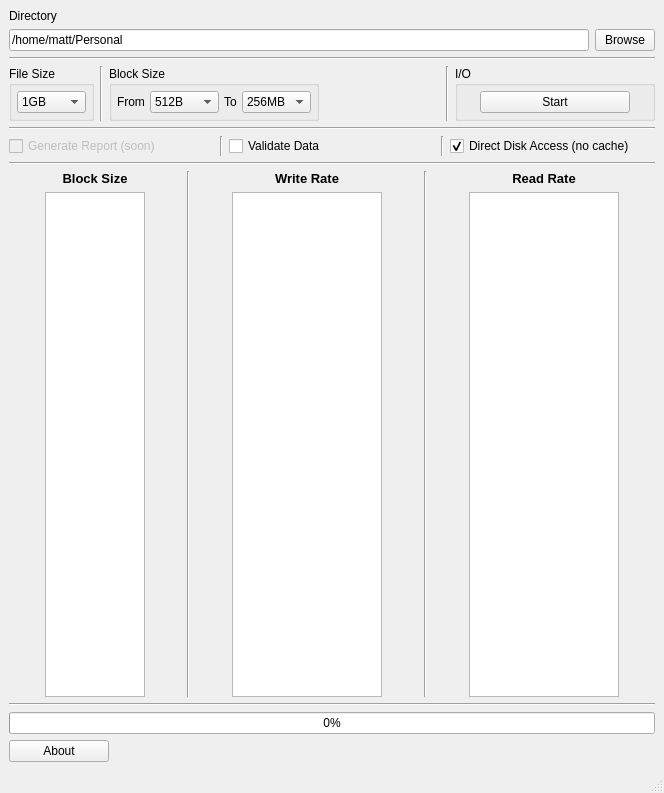
Above: mainwindow.ui from mathieeo/rateCheck before the change. Below: the same form after it.
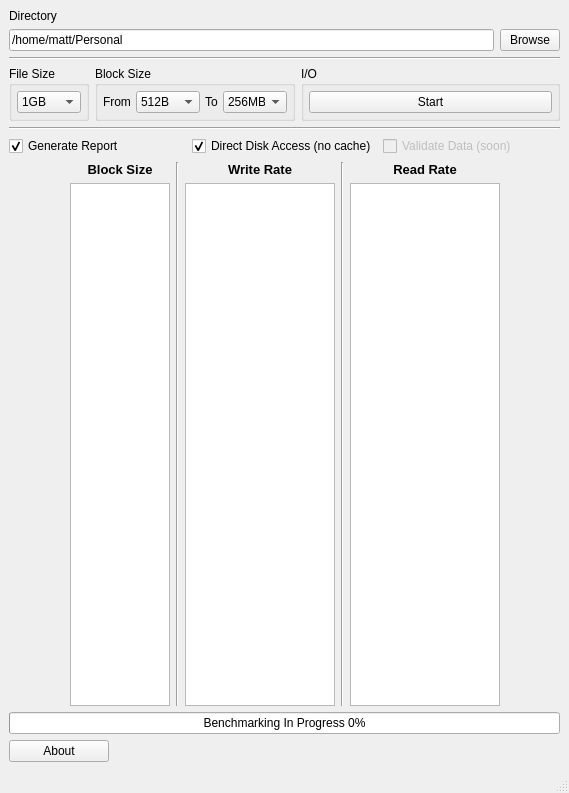
That is the form after the change.

The edit to the form file:
```diff
--- a/mainwindow.ui
+++ b/mainwindow.ui
@@ -6,7 +6,7 @@
    <rect>
     <x>0</x>
     <y>0</y>
-    <width>664</width>
+    <width>569</width>
     <height>793</height>
    </rect>
   </property>
@@ -21,6 +21,83 @@
   </property>
   <widget class="QWidget" name="centralwidget">
    <layout class="QGridLayout" name="gridLayout_2">
+    <item row="2" column="0">
+     <layout class="QHBoxLayout" name="horizontalLayout_5">
+      <item>
+       <widget class="QCheckBox" name="reportCheckBox">
+        <property name="enabled">
+         <bool>true</bool>
+        </property>
+        <property name="text">
+         <string>Generate Report</string>
+        </property>
+        <property name="checked">
+         <bool>true</bool>
+        </property>
+       </widget>
+      </item>
+      <item>
+       <widget class="QCheckBox" name="directModeCheckBox">
+        <property name="text">
+         <string>Direct Disk Access (no cache)</string>
+        </property>
+        <property name="checked">
+         <bool>true</bool>
+        </property>
+       </widget>
+      </item>
+      <item>
+       <widget class="QCheckBox" name="ValidateDataCheck">
+        <property name="enabled">
+         <bool>false</bool>
+        </property>
+        <property name="text">
+         <string>Validate Data (soon)</string>
+        </property>
+       </widget>
+      </item>
+     </layout>
+    </item>
+    <item row="4" column="0">
+     <widget class="QProgressBar" name="progressBar">
+      <property name="value">
+       <number>0</number>
+      </property>
+      <property name="format">
+       <string>Benchmarking In Progress %p%</string>
+      </property>
+     </widget>
+    </item>
+    <item row="5" column="0">
+     <layout class="QHBoxLayout" name="horizontalLayout_6">
+      <item>
+       <widget class="QPushButton" name="AboutBtn">
+        <property name="maximumSize">
+         <size>
+          <width>100</width>
+          <height>16777215</height>
+         </size>
+        </property>
+        <property name="text">
+         <string>About</string>
+        </property>
+       </widget>
+      </item>
+      <item>
+       <widget class="QLabel" name="infoLabel">
+        <property name="layoutDirection">
+         <enum>Qt::RightToLeft</enum>
+        </property>
+        <property name="text">
+         <string/>
+        </property>
+        <property name="alignment">
+         <set>Qt::AlignRight|Qt::AlignTrailing|Qt::AlignVCenter</set>
+        </property>
+       </widget>
+      </item>
+     </layout>
+    </item>
     <item row="0" column="0">
      <layout class="QVBoxLayout" name="verticalLayout_2">
       <item>
@@ -46,7 +123,7 @@
              <string>/home/matt/Personal</string>
             </property>
             <property name="readOnly">
-             <bool>true</bool>
+             <bool>false</bool>
             </property>
            </widget>
           </item>
@@ -92,7 +169,7 @@
          <widget class="QGroupBox" name="groupBox_3">
           <property name="maximumSize">
            <size>
-            <width>100</width>
+            <width>80</width>
             <height>16777215</height>
            </size>
           </property>
@@ -189,15 +266,14 @@
           </layout>
          </widget>
         </item>
-        <item>
-         <widget class="Line" name="line_10">
-          <property name="orientation">
-           <enum>Qt::Vertical</enum>
-          </property>
-         </widget>
-        </item>
         <item>
          <widget class="QGroupBox" name="groupBox">
+          <property name="maximumSize">
+           <size>
+            <width>200</width>
+            <height>16777215</height>
+           </size>
+          </property>
           <property name="title">
            <string>Block Size</string>
           </property>
@@ -457,31 +533,11 @@
           </layout>
          </widget>
         </item>
-        <item>
-         <spacer name="horizontalSpacer">
-          <property name="orientation">
-           <enum>Qt::Horizontal</enum>
-          </property>
-          <property name="sizeHint" stdset="0">
-           <size>
-            <width>40</width>
-            <height>20</height>
-           </size>
-          </property>
-         </spacer>
-        </item>
-        <item>
-         <widget class="Line" name="line_9">
-          <property name="orientation">
-           <enum>Qt::Vertical</enum>
-          </property>
-         </widget>
-        </item>
         <item>
          <widget class="QGroupBox" name="groupBox_2">
           <property name="minimumSize">
            <size>
-            <width>200</width>
+            <width>0</width>
             <height>0</height>
            </size>
           </property>
@@ -508,13 +564,13 @@
             <widget class="QPushButton" name="StartBtn">
              <property name="minimumSize">
               <size>
-               <width>150</width>
+               <width>0</width>
                <height>0</height>
               </size>
              </property>
              <property name="maximumSize">
               <size>
-               <width>100</width>
+               <width>16777215</width>
                <height>16777215</height>
               </size>
              </property>
@@ -530,67 +586,21 @@
       </item>
      </layout>
     </item>
-    <item row="1" column="0">
-     <widget class="Line" name="line_5">
-      <property name="orientation">
-       <enum>Qt::Horizontal</enum>
-      </property>
-     </widget>
-    </item>
-    <item row="2" column="0">
-     <layout class="QHBoxLayout" name="horizontalLayout_5">
-      <item>
-       <widget class="QCheckBox" name="reportCheckBox">
-        <property name="enabled">
-         <bool>false</bool>
-        </property>
-        <property name="text">
-         <string>Generate Report (soon)</string>
-        </property>
-       </widget>
-      </item>
-      <item>
-       <widget class="Line" name="line_7">
-        <property name="orientation">
-         <enum>Qt::Vertical</enum>
-        </property>
-       </widget>
-      </item>
-      <item>
-       <widget class="QCheckBox" name="ValidateDataCheck">
-        <property name="text">
-         <string>Validate Data</string>
-        </property>
-       </widget>
-      </item>
-      <item>
-       <widget class="Line" name="line_8">
-        <property name="orientation">
-         <enum>Qt::Vertical</enum>
-        </property>
-       </widget>
-      </item>
-      <item>
-       <widget class="QCheckBox" name="directModeCheckBox">
-        <property name="text">
-         <string>Direct Disk Access (no cache)</string>
-        </property>
-        <property name="checked">
-         <bool>true</bool>
-        </property>
-       </widget>
-      </item>
-     </layout>
-    </item>
     <item row="3" column="0">
-     <widget class="Line" name="line_3">
-      <property name="orientation">
-       <enum>Qt::Horizontal</enum>
-      </property>
-     </widget>
-    </item>
-    <item row="4" column="0">
      <layout class="QHBoxLayout" name="horizontalLayout_2">
+      <item>
+       <spacer name="horizontalSpacer_3">
+        <property name="orientation">
+         <enum>Qt::Horizontal</enum>
+        </property>
+        <property name="sizeHint" stdset="0">
+         <size>
+          <width>40</width>
+          <height>20</height>
+         </size>
+        </property>
+       </spacer>
+      </item>
       <item>
        <layout class="QVBoxLayout" name="verticalLayout_5">
         <item>
@@ -743,52 +753,28 @@
         </item>
        </layout>
       </item>
-     </layout>
-    </item>
-    <item row="5" column="0">
-     <widget class="Line" name="line_6">
-      <property name="orientation">
-       <enum>Qt::Horizontal</enum>
-      </property>
-     </widget>
-    </item>
-    <item row="6" column="0">
-     <widget class="QProgressBar" name="progressBar">
-      <property name="value">
-       <number>0</number>
-      </property>
-     </widget>
-    </item>
-    <item row="7" column="0">
-     <layout class="QHBoxLayout" name="horizontalLayout_6">
       <item>
-       <widget class="QPushButton" name="AboutBtn">
-        <property name="maximumSize">
+       <spacer name="horizontalSpacer_2">
+        <property name="orientation">
+         <enum>Qt::Horizontal</enum>
+        </property>
+        <property name="sizeHint" stdset="0">
          <size>
-          <width>100</width>
-          <height>16777215</height>
+          <width>40</width>
+          <height>20</height>
          </size>
         </property>
-        <property name="text">
-         <string>About</string>
-        </property>
-       </widget>
-      </item>
-      <item>
-       <widget class="QLabel" name="infoLabel">
-        <property name="layoutDirection">
-         <enum>Qt::RightToLeft</enum>
-        </property>
-        <property name="text">
-         <string/>
-        </property>
-        <property name="alignment">
-         <set>Qt::AlignRight|Qt::AlignTrailing|Qt::AlignVCenter</set>
-        </property>
-       </widget>
+       </spacer>
       </item>
      </layout>
     </item>
+    <item row="1" column="0">
+     <widget class="Line" name="line_5">
+      <property name="orientation">
+       <enum>Qt::Horizontal</enum>
+      </property>
+     </widget>
+    </item>
    </layout>
   </widget>
   <widget class="QMenuBar" name="menubar">
@@ -796,8 +782,8 @@
     <rect>
      <x>0</x>
      <y>0</y>
-     <width>664</width>
-     <height>22</height>
+     <width>569</width>
+     <height>21</height>
     </rect>
    </property>
   </widget>
```
